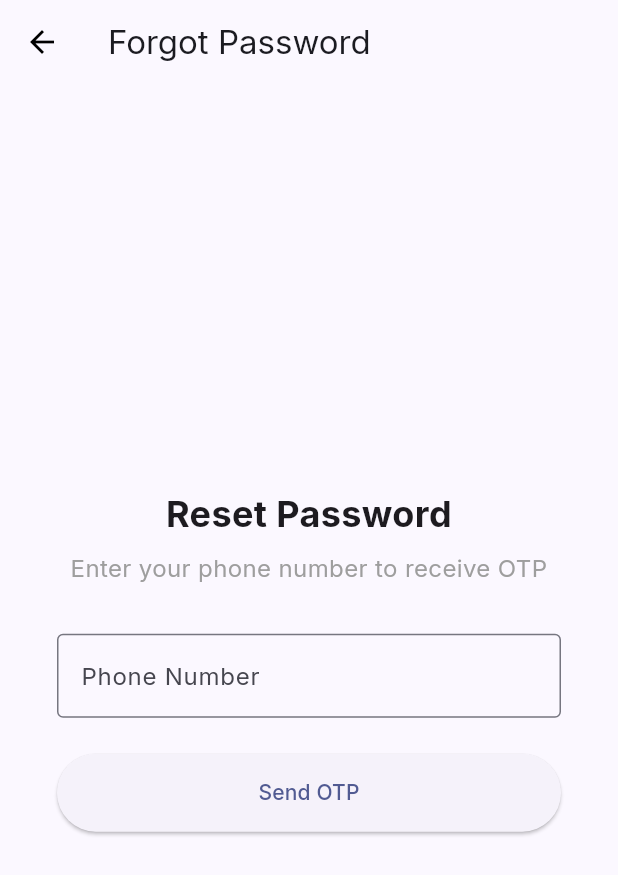
After one commit to vin8003/buyeasy_retailer, a Flutter app: the screen it shows after launch, after a tap on "Forgot Password?", on a phone screen of 412 x 824 dp. The commit adds this screen. Shown: the top 875 px of the screen. Run offline on Flutter 3.47's test engine with Material 3 defaults, Android fonts, the phone set to English and light mode, and no system bars; our stand-ins replace file_picker, firebase_auth, firebase_core, firebase_messaging, flutter_dotenv, flutter_local_notifications and 3 more; accounts and stored records are empty.

Commit message:
Implement Firebase Auth for password reset and Retailer Signup

```diff
--- /dev/null
+++ b/lib/screens/forgot_password_screen.dart
@@ -0,0 +1,322 @@
+import 'package:flutter/material.dart';
+import 'package:flutter/services.dart';
+import 'package:provider/provider.dart';
+import 'package:firebase_auth/firebase_auth.dart';
+import '../providers/auth_provider.dart' as local_auth;
+import '../services/firebase_auth_service.dart';
+
+class ForgotPasswordScreen extends StatefulWidget {
+  const ForgotPasswordScreen({super.key});
+
+  @override
+  State<ForgotPasswordScreen> createState() => _ForgotPasswordScreenState();
+}
+
+class _ForgotPasswordScreenState extends State<ForgotPasswordScreen> {
+  final _phoneController = TextEditingController();
+  final _otpController = TextEditingController();
+  final _passwordController = TextEditingController();
+  final _confirmPasswordController = TextEditingController();
+  final _formKey = GlobalKey<FormState>();
+
+  final FirebaseAuthService _firebaseAuthService = FirebaseAuthService();
+
+  bool _isCodeSent = false;
+  bool _isLoading = false;
+  String? _verificationId;
+  String? _idToken;
+
+  @override
+  void dispose() {
+    _phoneController.dispose();
+    _otpController.dispose();
+    _passwordController.dispose();
+    _confirmPasswordController.dispose();
+    super.dispose();
+  }
+
+  void _showSnackBar(String message, {bool isError = false}) {
+    if (!mounted) return;
+    ScaffoldMessenger.of(context).showSnackBar(
+      SnackBar(
+        content: Text(message),
+        backgroundColor: isError ? Colors.redAccent : Colors.green,
+      ),
+    );
+  }
+
+  Future<void> _checkAccountExists() async {
+    if (_formKey.currentState!.validate()) {
+      final phone = '+91${_phoneController.text.trim()}';
+      setState(() => _isLoading = true);
+      try {
+        await context.read<local_auth.AuthProvider>().forgotPassword(phone);
+        await _sendFirebaseOtp();
+      } catch (e) {
+        setState(() => _isLoading = false);
+        _showSnackBar(e.toString(), isError: true);
+      }
+    }
+  }
+
+  Future<void> _sendFirebaseOtp() async {
+    final phone = '+91${_phoneController.text.trim()}';
+    try {
+      await _firebaseAuthService.verifyPhoneNumber(
+        phoneNumber: phone,
+        onVerificationCompleted: (PhoneAuthCredential credential) async {
+          await _signInWithCredential(credential);
+        },
+        onVerificationFailed: (FirebaseAuthException e) {
+          setState(() {
+            _isLoading = false;
+          });
+          _showSnackBar('Verification failed: ${e.message}', isError: true);
+        },
+        onCodeSent: (String verificationId, int? resendToken) {
+          setState(() {
+            _verificationId = verificationId;
+            _isCodeSent = true;
+            _isLoading = false;
+          });
+          _showSnackBar('OTP sent successfully');
+        },
+        onCodeAutoRetrievalTimeout: (String verificationId) {
+          _verificationId = verificationId;
+        },
+      );
+    } catch (e) {
+      setState(() => _isLoading = false);
+      _showSnackBar('Error sending OTP: $e', isError: true);
+    }
+  }
+
+  Future<void> _signInWithCredential(PhoneAuthCredential credential) async {
+    try {
+      setState(() => _isLoading = true);
+      final userCredential = await _firebaseAuthService.signInWithCredential(
+        credential,
+      );
+      final user = userCredential.user;
+
+      if (user != null) {
+        final idToken = await user.getIdToken();
+        setState(() {
+          _idToken = idToken;
+          _isCodeSent = true;
+          _isLoading = false;
+        });
+        _showSnackBar('OTP Verified! Please set new password.');
+      }
+    } catch (e) {
+      setState(() => _isLoading = false);
+      _showSnackBar('OTP Verification Failed: $e', isError: true);
+    }
+  }
+
+  Future<void> _verifyAndReset() async {
+    if (_passwordController.text != _confirmPasswordController.text) {
+      _showSnackBar("Passwords do not match", isError: true);
+      return;
+    }
+
+    if (_otpController.text.isEmpty && _idToken == null) {
+      _showSnackBar("Please enter OTP", isError: true);
+      return;
+    }
+
+    setState(() => _isLoading = true);
+
+    // 1. Verify OTP with Firebase if token not yet obtained
+    if (_idToken == null) {
+      if (_verificationId == null) {
+        _showSnackBar(
+          "Something went wrong. Please resend OTP.",
+          isError: true,
+        );
+        setState(() => _isLoading = false);
+        return;
+      }
+
+      try {
+        final credential = PhoneAuthProvider.credential(
+          verificationId: _verificationId!,
+          smsCode: _otpController.text.trim(),
+        );
+
+        final userCredential = await _firebaseAuthService.signInWithCredential(
+          credential,
+        );
+        final user = userCredential.user;
+        if (user != null) {
+          _idToken = await user.getIdToken();
+        }
+      } catch (e) {
+        setState(() => _isLoading = false);
+        _showSnackBar("Invalid OTP", isError: true);
+        return;
+      }
+    }
+
+    // 2. Call Backend Reset
+    if (_idToken != null) {
+      final phone = '+91${_phoneController.text.trim()}';
+      try {
+        await context.read<local_auth.AuthProvider>().resetPassword(
+          phone: phone,
+          firebaseToken: _idToken!,
+          newPassword: _passwordController.text.trim(),
+        );
+
+        _showSnackBar("Password reset successfully! Please login.");
+        if (mounted) {
+          Navigator.pop(context);
+        }
+      } catch (e) {
+        setState(() => _isLoading = false);
+        _showSnackBar(e.toString(), isError: true);
+      }
+    }
+  }
+
+  @override
+  Widget build(BuildContext context) {
+    return Scaffold(
+      appBar: AppBar(
+        title: const Text('Forgot Password'),
+        backgroundColor: Colors.transparent,
+        elevation: 0,
+        leading: IconButton(
+          icon: const Icon(Icons.arrow_back, color: Colors.black),
+          onPressed: () => Navigator.pop(context),
+        ),
+      ),
+      body: Center(
+        child: Container(
+          constraints: const BoxConstraints(maxWidth: 400),
+          padding: const EdgeInsets.all(32.0),
+          child: Form(
+            key: _formKey,
+            child: Column(
+              mainAxisAlignment: MainAxisAlignment.center,
+              crossAxisAlignment: CrossAxisAlignment.stretch,
+              children: [
+                if (!_isCodeSent) ...[
+                  const Text(
+                    'Reset Password',
+                    style: TextStyle(fontSize: 24, fontWeight: FontWeight.bold),
+                    textAlign: TextAlign.center,
+                  ),
+                  const SizedBox(height: 8),
+                  const Text(
+                    'Enter your phone number to receive OTP',
+                    style: TextStyle(fontSize: 16, color: Colors.grey),
+                    textAlign: TextAlign.center,
+                  ),
+                  const SizedBox(height: 32),
+                  TextFormField(
+                    controller: _phoneController,
+                    keyboardType: TextInputType.phone,
+                    maxLength: 10,
+                    inputFormatters: [FilteringTextInputFormatter.digitsOnly],
+                    decoration: const InputDecoration(
+                      labelText: 'Phone Number',
+                      prefixText: '+91 ',
+                      counterText: '',
+                      border: OutlineInputBorder(),
+                    ),
+                    validator: (value) => value!.isEmpty || value.length != 10
+                        ? 'Enter valid 10-digit number'
+                        : null,
+                  ),
+                  const SizedBox(height: 24),
+                  ElevatedButton(
+                    onPressed: _isLoading ? null : _checkAccountExists,
+                    style: ElevatedButton.styleFrom(
+                      padding: const EdgeInsets.symmetric(vertical: 16),
+                    ),
+                    child: _isLoading
+                        ? const SizedBox(
+                            height: 20,
+                            width: 20,
+                            child: CircularProgressIndicator(strokeWidth: 2),
+                          )
+                        : const Text('Send OTP'),
+                  ),
+                ] else ...[
+                  const Text(
+                    'Set New Password',
+                    style: TextStyle(fontSize: 24, fontWeight: FontWeight.bold),
+                    textAlign: TextAlign.center,
+                  ),
+                  const SizedBox(height: 32),
+                  TextFormField(
+                    controller: _otpController,
+                    keyboardType: TextInputType.number,
+                    maxLength: 6,
+                    decoration: const InputDecoration(
+                      labelText: 'OTP',
+                      counterText: '',
+                      border: OutlineInputBorder(),
+                    ),
+                    validator: (value) => (value!.isEmpty && _idToken == null)
+                        ? 'Enter OTP'
+                        : null,
+                  ),
+                  const SizedBox(height: 16),
+                  TextFormField(
+                    controller: _passwordController,
+                    obscureText: true,
+                    decoration: const InputDecoration(
+                      labelText: 'New Password',
+                      border: OutlineInputBorder(),
+                    ),
+                    validator: (value) =>
+                        value!.isEmpty ? 'Enter new password' : null,
+                  ),
+                  const SizedBox(height: 16),
+                  TextFormField(
+                    controller: _confirmPasswordController,
+                    obscureText: true,
+                    decoration: const InputDecoration(
+                      labelText: 'Confirm Password',
+                      border: OutlineInputBorder(),
+                    ),
+                    validator: (value) =>
+                        value!.isEmpty ? 'Confirm new password' : null,
+                  ),
+                  const SizedBox(height: 24),
+                  ElevatedButton(
+                    onPressed: _isLoading ? null : _verifyAndReset,
+                    style: ElevatedButton.styleFrom(
+                      padding: const EdgeInsets.symmetric(vertical: 16),
+                    ),
+                    child: _isLoading
+                        ? const SizedBox(
+                            height: 20,
+                            width: 20,
+                            child: CircularProgressIndicator(strokeWidth: 2),
+                          )
+                        : const Text('Reset Password'),
+                  ),
+                  TextButton(
+                    onPressed: _isLoading
+                        ? null
+                        : () {
+                            setState(() {
+                              _isCodeSent = false;
+                              _verificationId = null;
+                              _idToken = null;
+                            });
+                          },
+                    child: const Text("Change Phone Number"),
+                  ),
+                ],
+              ],
+            ),
+          ),
+        ),
+      ),
+    );
+  }
+}
--- a/lib/screens/login_screen.dart
+++ b/lib/screens/login_screen.dart
@@ -3,6 +3,8 @@ import 'package:provider/provider.dart';
 import '../providers/auth_provider.dart';
 
 import '../utils/constants.dart';
+import 'forgot_password_screen.dart';
+import 'signup_screen.dart';
 
 class LoginScreen extends StatefulWidget {
   const LoginScreen({super.key});
@@ -150,6 +152,28 @@ class _LoginScreenState extends State<LoginScreen> {
                       ? const CircularProgressIndicator()
                       : const Text('Login'),
                 ),
+                TextButton(
+                  onPressed: () {
+                    Navigator.push(
+                      context,
+                      MaterialPageRoute(
+                        builder: (context) => const ForgotPasswordScreen(),
+                      ),
+                    );
+                  },
+                  child: const Text('Forgot Password?'),
+                ),
+                TextButton(
+                  onPressed: () {
+                    Navigator.push(
+                      context,
+                      MaterialPageRoute(
+                        builder: (context) => const SignupScreen(),
+                      ),
+                    );
+                  },
+                  child: const Text('Don\'t have an account? Sign up'),
+                ),
               ],
             ),
           ),
--- a/lib/utils/constants.dart
+++ b/lib/utils/constants.dart
@@ -29,6 +29,8 @@ class ApiConstants {
   static String get profile => '$baseUrl/auth/profile/';
   static String get registerDevice => '$baseUrl/auth/device/register/';
   static String get verifyOtp => '$baseUrl/auth/customer/verify-otp/';
+  static String get forgotPassword => '$baseUrl/auth/password/forgot/';
+  static String get resetPassword => '$baseUrl/auth/password/reset/';
 
   // Product endpoints
   static String get products => '$baseUrl/products/';
```
Also changed, not shown: lib/providers/auth_provider.dart (+59 -0 lines), lib/screens/signup_screen.dart (added, +168 -0 lines), lib/services/auth_service.dart (+66 -0 lines).
